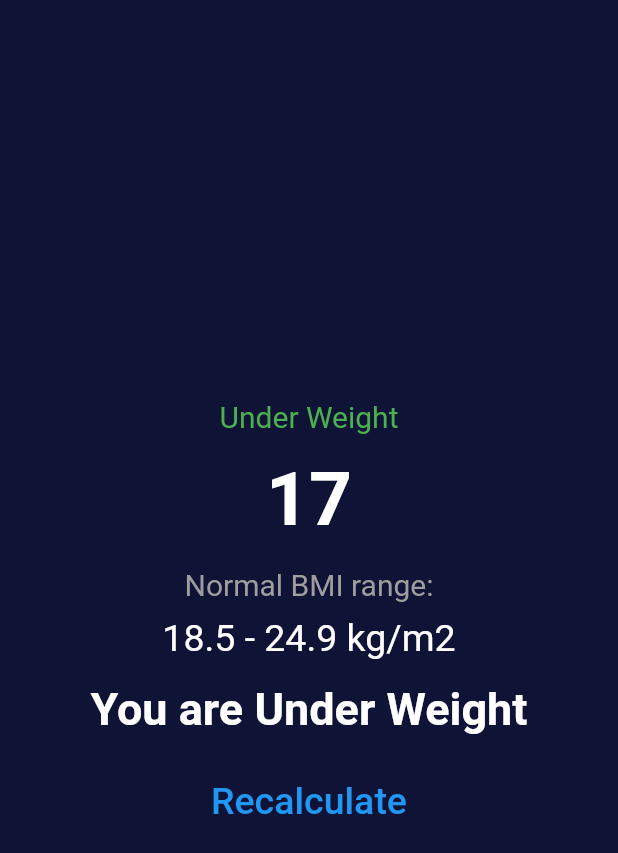
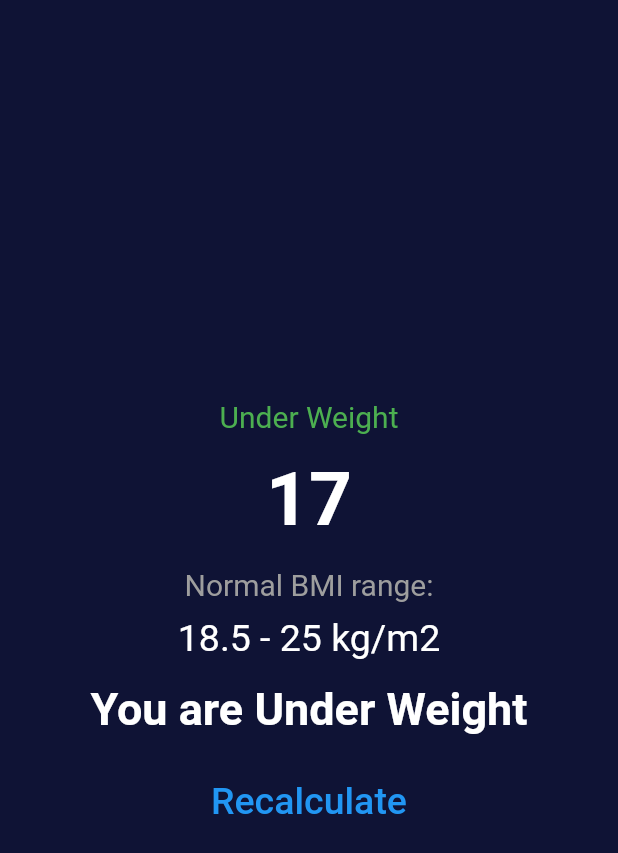
Before and after one commit to nahidulislamshakin/bmi_calculator, a Flutter app: the screen it shows after launch, after a tap on "Calculate BMI", on a phone screen of 412 x 824 dp. Shown: the top 853 px of the screen. Run offline on Flutter 3.47's test engine with Material 2 defaults, Android fonts, the phone set to English and light mode, and no system bars; our stand-ins replace font_awesome_flutter.

Commit message:
new logic

```diff
--- a/lib/bmi_result.dart
+++ b/lib/bmi_result.dart
@@ -22,10 +22,10 @@ class BMIresult extends StatelessWidget {
     if (result < 18.5) {
       status = 'Under Weight';
       return status;
-    } else if (result > 18.5 && result < 24.9) {
+    } else if (result > 18.5 && result < 25) {
       status = 'Healthy';
       return status;
-    } else if (result > 24.9 && result < 29.9) {
+    } else if (result > 25 && result < 29.9) {
       status = 'Overweight';
       return status;
     } else {
@@ -75,7 +75,7 @@ class BMIresult extends StatelessWidget {
                   height: 10,
                 ),
                 const Text(
-                  '18.5 - 24.9 kg/m2',
+                  '18.5 - 25 kg/m2',
                   style: TextStyle(fontSize: 25, color: Colors.white),
                 ),
                 const SizedBox(
```
